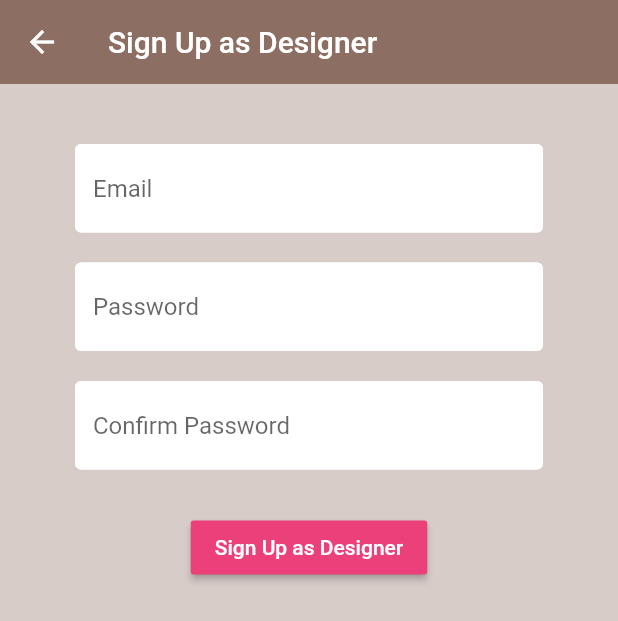
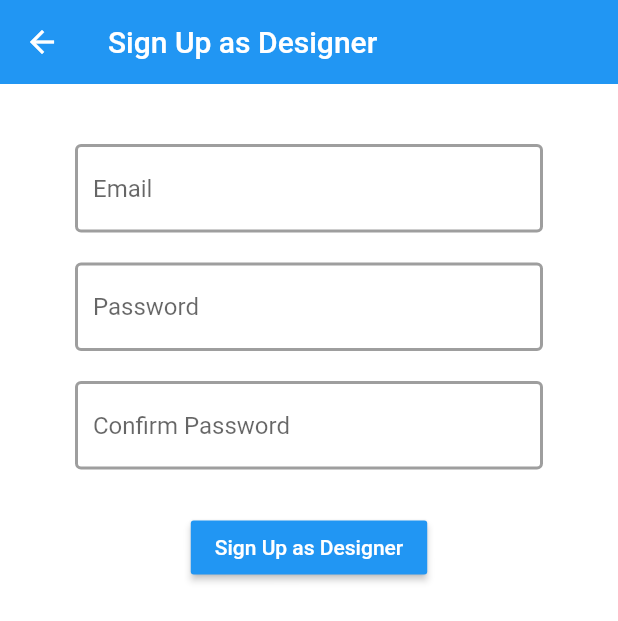
Before and after one commit to dafasyah/designer_marketplace_apps, a Flutter app: the screen it shows after launch, after a tap on "Sign In", after a tap on "Sign Up", after a tap on "Become a Designer!", on a phone screen of 412 x 824 dp. Shown: the top 621 px of the screen. Run offline on Flutter 3.47's test engine with Material 2 defaults, Android fonts, the phone set to English and light mode, and no system bars; our stand-ins replace cloud_firestore, firebase_auth, firebase_core, firebase_storage, flutter_spinkit, get and 5 more; missing offline and left inert: dcdg, easy_mask, geocoder; accounts and stored records are empty.

Commit message:
update register dan ui color

```diff
--- a/lib/main.dart
+++ b/lib/main.dart
@@ -15,6 +15,8 @@ import 'package:flutter_application_1/shared/loading.dart';
 import 'package:get/get.dart';
 import 'package:provider/provider.dart';
 import 'package:firebase_core/firebase_core.dart';
+import 'package:dcdg/dcdg.dart';
+
 // import 'package:rxdart/rxdart.dart';
 
 // void main() {
--- a/lib/screens/auth/register.dart
+++ b/lib/screens/auth/register.dart
@@ -33,9 +33,9 @@ class _RegisterState extends State<Register> {
   @override
   Widget build(BuildContext context) {
     return loading ? Loading() : Scaffold(
-      backgroundColor: Colors.brown[100],
+      backgroundColor: Colors.white,
       appBar: AppBar(
-        backgroundColor: Colors.brown[400],
+        backgroundColor: Colors.blue,
         elevation: 0.0,
         title: Text('Sign Up as User'),
         actions: <Widget>[
@@ -80,7 +80,7 @@ class _RegisterState extends State<Register> {
                 style: TextStyle(color: Colors.red, fontSize: 14.0)
               ),
               RaisedButton(
-                color: Colors.pink[400],
+                color: Colors.blue,
                 child: Text('Sign Up as User',
                 style: TextStyle(color:Colors.white),
                 ),
--- a/lib/screens/auth/register_designer.dart
+++ b/lib/screens/auth/register_designer.dart
@@ -24,19 +24,19 @@ class _RegisterDesignerState extends State<RegisterDesigner> {
   String email = '';
   String password = '';
   String confirmPassword = '';
-  String address = '';
-  String fullname = '';
-  int phoneNumber = 0;
+  String address = 'NO ADDRESS';
+  String fullname = 'NO NAME';
+  String phoneNumber = '0';
   String error = '';
   String photoUrl = '';
-  int minimumPrice = 0;
+  String minimumPrice = '0';
 
   @override
   Widget build(BuildContext context) {
     return loading ? Loading() : Scaffold(
-      backgroundColor: Colors.brown[100],
+      backgroundColor: Colors.white,
       appBar: AppBar(
-        backgroundColor: Colors.brown[400],
+        backgroundColor: Colors.blue,
         elevation: 0.0,
         title: Text('Sign Up as Designer'),
         // actions: <Widget>[
@@ -98,7 +98,7 @@ class _RegisterDesignerState extends State<RegisterDesigner> {
                 style: TextStyle(color: Colors.red, fontSize: 14.0)
               ),
               RaisedButton(
-                color: Colors.pink[400],
+                color: Colors.blue,
                 child: Text('Sign Up as Designer',
                 style: TextStyle(color:Colors.white),
                 ),
--- a/lib/screens/auth/sign_in.dart
+++ b/lib/screens/auth/sign_in.dart
@@ -27,9 +27,9 @@ class _SignInState extends State<SignIn> {
   @override
   Widget build(BuildContext context) {
     return loading ? Loading() : Scaffold(
-      backgroundColor: Colors.brown[100],
+      backgroundColor: Colors.white,
       appBar: AppBar(
-        backgroundColor: Colors.brown[400],
+        backgroundColor: Colors.blue,
         elevation: 0.0,
         title: Text('Sign In'),
         actions: <Widget>[
@@ -69,7 +69,7 @@ class _SignInState extends State<SignIn> {
               ),
               SizedBox(height: 20.0),
               RaisedButton(
-                color: Colors.pink[400],
+                color: Colors.blue,
                 child: Text('Sign In',
                 style: TextStyle(color:Colors.white),
                 ),
--- a/lib/screens/home/designer_tile.dart
+++ b/lib/screens/home/designer_tile.dart
@@ -1,6 +1,5 @@
 import 'package:flutter/material.dart';
 import 'package:flutter_application_1/models/designer_store.dart';
-import 'package:flutter_application_1/screens/home/settings_forms.dart';
 
 
 class DesignerTile extends StatelessWidget {
--- a/lib/screens/home/home.dart
+++ b/lib/screens/home/home.dart
@@ -8,7 +8,6 @@ import 'package:flutter_application_1/screens/home/designer_list.dart';
 import 'package:flutter_application_1/screens/home/find_designer.dart';
 import 'package:flutter_application_1/screens/home/find_nearby.dart';
 import 'package:flutter_application_1/screens/home/profile_user.dart';
-import 'package:flutter_application_1/screens/home/settings_forms.dart';
 import 'package:flutter_application_1/screens/home/user_list.dart';
 import 'package:flutter_application_1/screens/home/user_order_list.dart';
 import 'package:flutter_application_1/services/auth.dart';
@@ -17,7 +16,7 @@ import 'package:get/get.dart';
 import 'package:provider/provider.dart';
 
 class Home extends StatelessWidget {
-  final AuthService _auth = AuthService();
+  // final AuthService _auth = AuthService();
 
   @override
   Widget build(BuildContext context) {
@@ -37,7 +36,7 @@ class Home extends StatelessWidget {
         // backgroundColor: Colors.brown[50],
         appBar: AppBar(
           title: Text('User Home'),
-          backgroundColor: Colors.brown[400],
+          backgroundColor: Colors.blue,
           elevation: 0.0,
           actions: <Widget>[
             //  FlatButton.icon(
--- a/lib/screens/home/home_designer.dart
+++ b/lib/screens/home/home_designer.dart
@@ -18,10 +18,10 @@ class HomeDesigner extends StatelessWidget {
     return StreamProvider<List<DesignerStore>>.value(
       value: DatabaseService().designerstore,
       child: Scaffold(
-        backgroundColor: Colors.brown[50],
+        backgroundColor: Colors.white,
         appBar: AppBar(
           title: Text('Designer Home'),
-          backgroundColor: Colors.brown[400],
+          backgroundColor: Colors.blue,
           elevation: 0.0,
           actions: <Widget>[
             FlatButton.icon(
--- a/lib/screens/home/user_order_list.dart
+++ b/lib/screens/home/user_order_list.dart
@@ -16,8 +16,8 @@ class _UserOrder extends State<UserOrder> {
   Widget build(BuildContext context) {
     return new Scaffold(
       appBar: AppBar(
-        iconTheme: IconThemeData(color: Colors.black),
-        backgroundColor: Colors.brown[400],
+        iconTheme: IconThemeData(color: Colors.white),
+        backgroundColor: Colors.blue,
         title: Row(
           children: <Widget>[
             Text(
--- a/lib/screens/home/user_tile.dart
+++ b/lib/screens/home/user_tile.dart
@@ -1,6 +1,5 @@
 import 'package:flutter/material.dart';
 import 'package:flutter_application_1/models/user_store.dart';
-import 'package:flutter_application_1/screens/home/settings_forms.dart';
 
 
 class UserTile extends StatelessWidget {
--- a/lib/services/auth.dart
+++ b/lib/services/auth.dart
@@ -107,7 +107,7 @@ class AuthService{
 
   //register email n pass designer
 
-  Future registerDesignerWithEmailAndPassword(String email, String password, String fullname, String address, int phoneNumber, String photoUrl, int minimumPrice) async {
+  Future registerDesignerWithEmailAndPassword(String email, String password, String fullname, String address, String phoneNumber, String photoUrl, String minimumPrice) async {
     try {
       UserCredential result = await _auth.createUserWithEmailAndPassword(email: email, password: password);
       User designer = result.user;
--- a/lib/services/database.dart
+++ b/lib/services/database.dart
@@ -40,7 +40,7 @@ class DatabaseService {
     });
   }
 
-  Future updateDesignerData(String name, String role, String uid, String fullname, String address, int phoneNumber, String photoUrl, int minimumPrice) async {
+  Future updateDesignerData(String name, String role, String uid, String fullname, String address, String phoneNumber, String photoUrl, String minimumPrice) async {
     return await userCollection.doc(uid).set({
       'name': name,
       'role': role,
--- a/lib/shared/constants.dart
+++ b/lib/shared/constants.dart
@@ -7,12 +7,12 @@ const textInputDecoration =
                   filled: true,
                   enabledBorder: OutlineInputBorder(
                     borderSide: BorderSide(
-                    color: Colors.white,
+                    color: Colors.grey,
                     width: 2.0),
                    ),
                    focusedBorder: OutlineInputBorder(
                     borderSide: BorderSide(
-                    color: Colors.pink,
+                    color: Colors.blue,
                     width: 2.0),
                    ),
                 );
--- a/lib/shared/loading.dart
+++ b/lib/shared/loading.dart
@@ -6,10 +6,10 @@ class Loading extends StatelessWidget {
   @override
   Widget build(BuildContext context) {
     return Container(
-      color: Colors.brown[100],
+      color: Colors.white,
       child: Center(
         child: SpinKitChasingDots(
-          color: Colors.brown,
+          color: Colors.blue,
           size: 50.0,
         ),
       ),
--- a/pubspec.yaml
+++ b/pubspec.yaml
@@ -43,6 +43,7 @@ dependencies:
   easy_mask: ^1.1.5
   get: ^3.26.0
   geocoder: ^0.2.1
+  dcdg: ^2.0.1
   # geolocator: ^4.0.3
   # rxdart: ^0.22.1
 
```
Also changed, not shown: lib/screens/home/designer_list.dart (+5 -5 lines), lib/screens/home/designerorder.dart (+5 -3 lines), lib/screens/home/hire_designer.dart (deleted, +0 -16 lines), lib/screens/home/user_list.dart (+10 -0 lines), lib/screens/home/profile_designer.dart (added), pubspec.lock.
